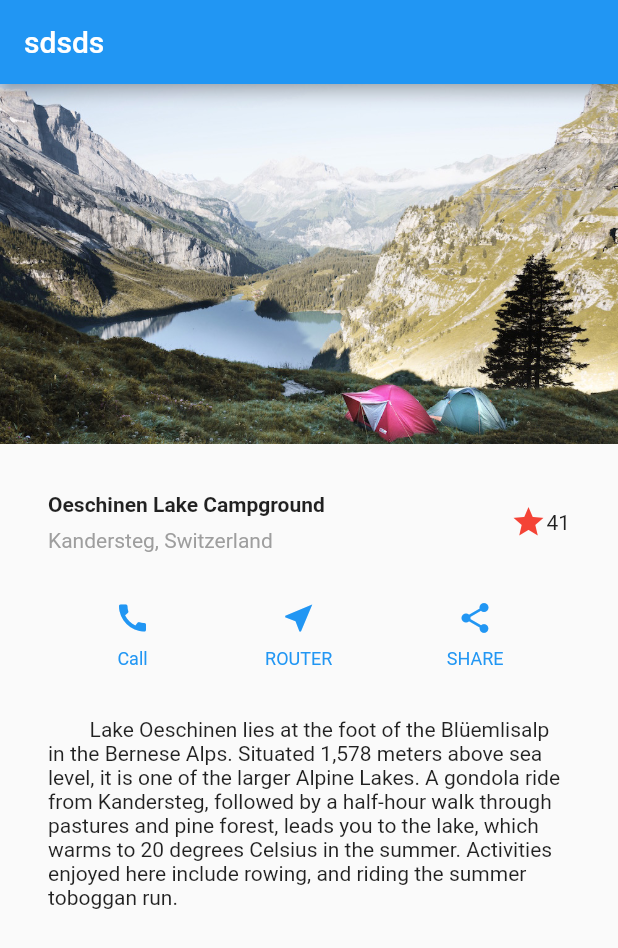
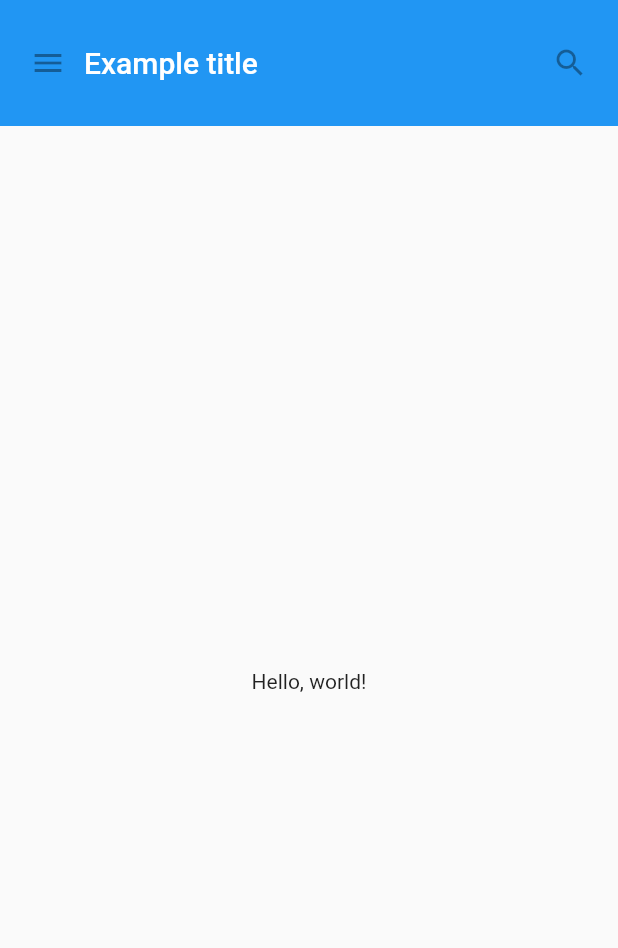
Before and after one commit to wangshuaiguo/flutter-study, a Flutter app: the screen it shows after launch, on a phone screen of 412 x 824 dp. Shown: the top 948 px of the screen. Run offline on Flutter 3.47's test engine with Material 2 defaults, Android fonts, the phone set to English and light mode, and no system bars.

Commit message:
03 自定义导航

```diff
--- a/hello_word/lib/main.dart
+++ b/hello_word/lib/main.dart
@@ -1,109 +1,63 @@
 import 'package:flutter/material.dart';
 
-void main() => runApp(new MyApp());
+void main() {
+  runApp(MaterialApp(
+    title: 'My App',
+    home: MyScaffold(),
+  ));
+}
 
-class MyApp extends StatelessWidget {
+class MyAppBar extends StatelessWidget {
+  // Widget子类中的字段往往都会定义为"final"
+  final Widget title;
+
+  MyAppBar(this.title);
+
   @override
   Widget build(BuildContext context) {
-
-    Widget titleSection = new Container(
-      padding: const EdgeInsets.all(32.0),
-      child: new Row(
-        children: [
-          new Expanded(
-            child: new Column(
-              crossAxisAlignment: CrossAxisAlignment.start,
-              children: [
-                new Container(
-                  padding: const EdgeInsets.only(bottom: 8.0),
-                  child: new Text(
-                    'Oeschinen Lake Campground',
-                    style: new TextStyle(
-                      fontWeight: FontWeight.bold,
-                    ),
-                  ),
-                ),
-                new Text(
-                  'Kandersteg, Switzerland',
-                  style: new TextStyle(
-                    color: Colors.grey[500],
-                  ),
-                ),
-              ],
-            ),
+    return Container(
+      height: 84.0,
+      padding: const EdgeInsets.symmetric(horizontal: 8.0),
+      decoration: BoxDecoration(color: Colors.blue[500]),
+      child: Row(
+        children: <Widget>[
+          IconButton(
+            icon: Icon(Icons.menu),
+            tooltip: 'navigation menu',
+            onPressed: null,
           ),
-          new Icon(
-            Icons.star,
-            color: Colors.red[500],
+          Expanded(
+            child: title,
           ),
-          new Text('41'),
-        ],
-      ),
-    );
-    //...
-    Widget textSection = new Container(
-      padding: const EdgeInsets.all(32.0),
-      child: new Text(
-        '''
-        Lake Oeschinen lies at the foot of the Blüemlisalp in the Bernese Alps. Situated 1,578 meters above sea level, it is one of the larger Alpine Lakes. A gondola ride from Kandersteg, followed by a half-hour walk through pastures and pine forest, leads you to the lake, which warms to 20 degrees Celsius in the summer. Activities enjoyed here include rowing, and riding the summer toboggan run.
-        ''',
-        softWrap: true,
-      ),
-    );
-
-    Column buildButtonColumn(IconData icon, String label) {
-      Color color = Theme.of(context).primaryColor;
-      return new Column(
-        mainAxisSize: MainAxisSize.min,
-        mainAxisAlignment: MainAxisAlignment.center,
-        children: <Widget>[
-          new Icon(icon, color: color),
-          new Container(
-            margin: const EdgeInsets.only(top: 8.0),
-            child: new Text(
-              label,
-              style: new TextStyle(
-                fontSize: 12.0,
-                fontWeight: FontWeight.w400,
-                color: color,
-              ),
-            ),
+          IconButton(
+            icon: Icon(Icons.search),
+            tooltip: 'Search',
+            onPressed: null,
           )
         ],
-      );
-    }
-
-    Widget buttonSection = new Container(
-      child: new Row(
-        mainAxisAlignment: MainAxisAlignment.spaceEvenly,
-        children: <Widget>[
-          buildButtonColumn(Icons.call, "Call"),
-          buildButtonColumn(Icons.near_me, "ROUTER"),
-          buildButtonColumn(Icons.share, "SHARE"),
-        ],
-      ),
-    );
-    return new MaterialApp(
-      title: "Fulutter Demo",
-      theme: new ThemeData(primarySwatch: Colors.blue),
-      home: new Scaffold(
-        appBar: new AppBar(
-          title: new Text('sdsds'),
-        ),
-        body: new ListView(
-          children: [
-            Image.asset(
-              'images/lake.jpg',
-              width: 600.0,
-              height: 240.0,
-              fit: BoxFit.cover,
-            ),
-            titleSection,
-            buttonSection,
-            textSection,
-          ],
-        ),
       ),
     );
   }
 }
+
+class MyScaffold extends StatelessWidget {
+  @override
+  Widget build(BuildContext context) {
+    // Material 是UI呈现的“一张纸”
+    return Material(
+      child: Column(
+        children: <Widget>[
+          MyAppBar(Text(
+            'Example title',
+            style: Theme.of(context).primaryTextTheme.title,
+          )),
+          Expanded(
+            child: Center(
+              child: Text('Hello, world!'),
+            ),
+          )
+        ],
+      ),
+    );
+  }
+}
```
Also changed, not shown: 1 other file.
